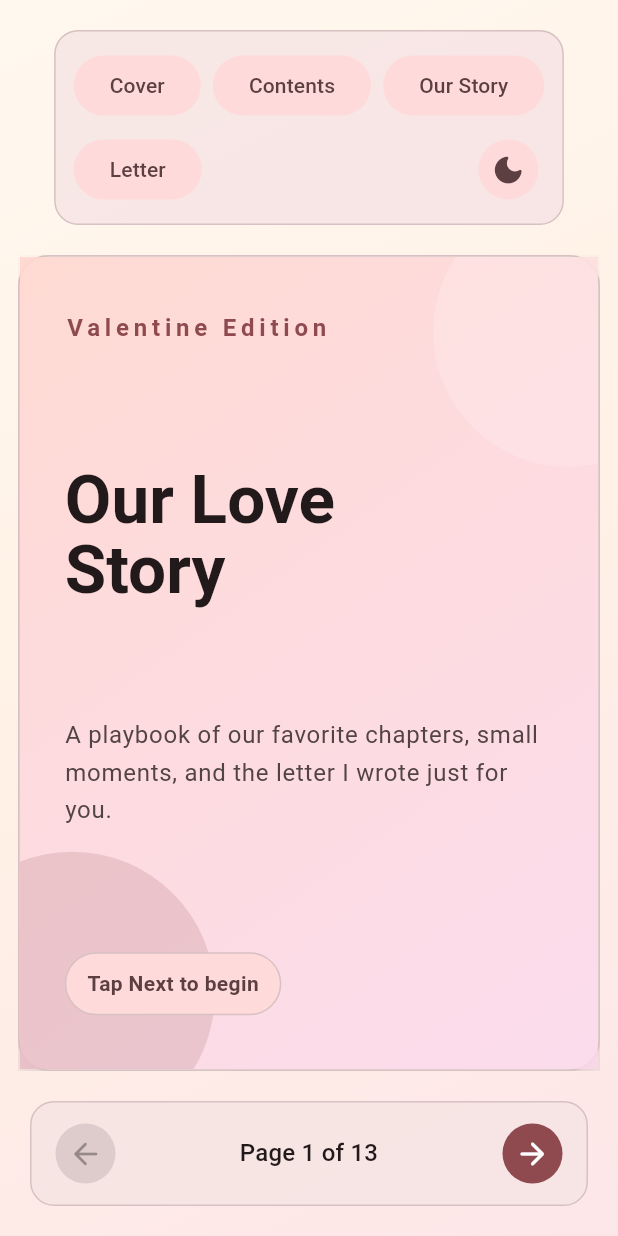
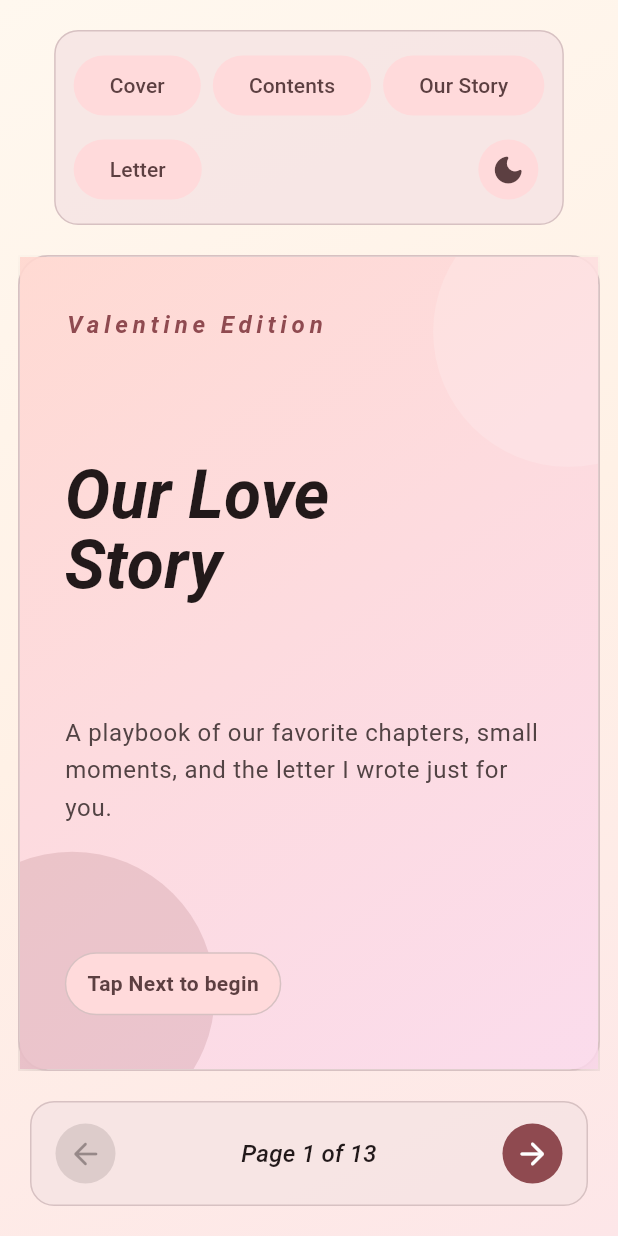
Before and after one commit to aderemi-alo/valentine_ayomide, a Flutter app: the screen it shows after launch, on a phone screen of 412 x 824 dp. Run offline on Flutter 3.47's test engine with Material 3 defaults, Android fonts, the phone set to English and light mode, and no system bars; Roboto replaces fonts that are missing (Cormorant Garamond, Playfair, Playfair Display).

Commit message:
minor changes

```diff
--- a/lib/app/valentine_playbook_app.dart
+++ b/lib/app/valentine_playbook_app.dart
@@ -26,23 +26,56 @@ class _ValentinePlaybookAppState extends State<ValentinePlaybookApp> {
       debugShowCheckedModeBanner: false,
       title: 'Our Valentine Playbook',
       themeMode: _themeMode,
-      theme: ThemeData(
-        fontFamily: 'Playfair',
-        colorScheme: ColorScheme.fromSeed(
-          seedColor: const Color(0xFFCC4B5C),
-          brightness: Brightness.light,
-        ),
-        useMaterial3: true,
-      ),
-      darkTheme: ThemeData(
-        fontFamily: 'Playfair',
-        colorScheme: ColorScheme.fromSeed(
-          seedColor: const Color(0xFFCC4B5C),
-          brightness: Brightness.dark,
-        ),
-        useMaterial3: true,
-      ),
+      theme: _buildTheme(Brightness.light),
+      darkTheme: _buildTheme(Brightness.dark),
       home: ValentineBookScreen(onToggleThemeMode: _toggleThemeMode),
     );
   }
+
+  ThemeData _buildTheme(Brightness brightness) {
+    final colorScheme = ColorScheme.fromSeed(
+      seedColor: const Color(0xFFCC4B5C),
+      brightness: brightness,
+    );
+
+    final baseTheme = ThemeData(
+      colorScheme: colorScheme,
+      useMaterial3: true,
+      brightness: brightness,
+    );
+
+    final themedText = _buildTypography(baseTheme.textTheme);
+
+    return baseTheme.copyWith(
+      textTheme: themedText,
+      primaryTextTheme: themedText,
+    );
+  }
+
+  TextTheme _buildTypography(TextTheme base) {
+    const headingStyle = TextStyle(
+      fontFamily: 'Playfair Display',
+      height: 1.2,
+      fontStyle: FontStyle.italic,
+    );
+    const bodyStyle = TextStyle(fontFamily: 'Cormorant Garamond', height: 1.45);
+
+    return base.copyWith(
+      displayLarge: base.displayLarge?.merge(headingStyle),
+      displayMedium: base.displayMedium?.merge(headingStyle),
+      displaySmall: base.displaySmall?.merge(headingStyle),
+      headlineLarge: base.headlineLarge?.merge(headingStyle),
+      headlineMedium: base.headlineMedium?.merge(headingStyle),
+      headlineSmall: base.headlineSmall?.merge(headingStyle),
+      titleLarge: base.titleLarge?.merge(headingStyle),
+      titleMedium: base.titleMedium?.merge(headingStyle),
+      titleSmall: base.titleSmall?.merge(headingStyle),
+      bodyLarge: base.bodyLarge?.merge(bodyStyle),
+      bodyMedium: base.bodyMedium?.merge(bodyStyle),
+      bodySmall: base.bodySmall?.merge(bodyStyle),
+      labelLarge: base.labelLarge?.merge(bodyStyle),
+      labelMedium: base.labelMedium?.merge(bodyStyle),
+      labelSmall: base.labelSmall?.merge(bodyStyle),
+    );
+  }
 }
```
Also changed, not shown: 1 other file.
